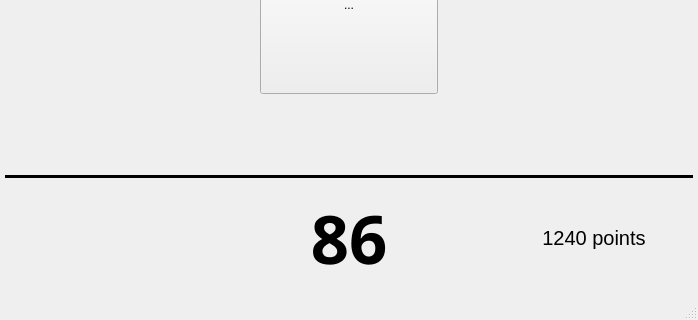
Before: the Qt Designer form GUIrefer.ui in QUAFFquaff/AutoCoach, drawn with Qt 5; both pictures show x 0 to 698 and y 194 to 514 of the 698 by 514 pixel window.
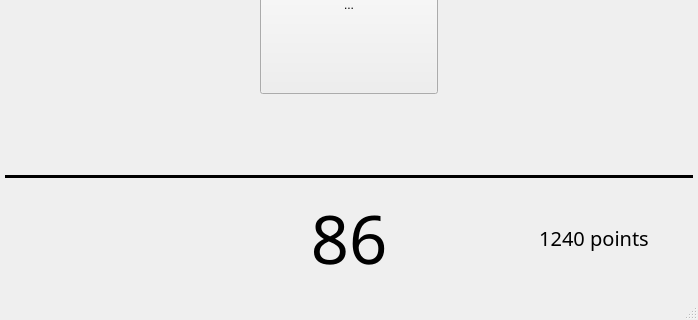
After: the same form once the commit is applied. Custom widgets are drawn as their Qt base class.

```diff
--- a/GUIrefer.ui
+++ b/GUIrefer.ui
@@ -185,10 +185,11 @@
            </property>
            <property name="font">
             <font>
-             <family>JetBrains Mono</family>
+             <family>Brush Script Std</family>
              <pointsize>50</pointsize>
-             <weight>75</weight>
-             <bold>true</bold>
+             <weight>50</weight>
+             <italic>false</italic>
+             <bold>false</bold>
             </font>
            </property>
            <property name="text">
@@ -215,6 +216,7 @@
            </property>
            <property name="font">
             <font>
+             <family>Book Antiqua</family>
              <pointsize>15</pointsize>
              <kerning>true</kerning>
             </font>
```
Left out of the diff: 2 changed lines with no effect on the pictures.
